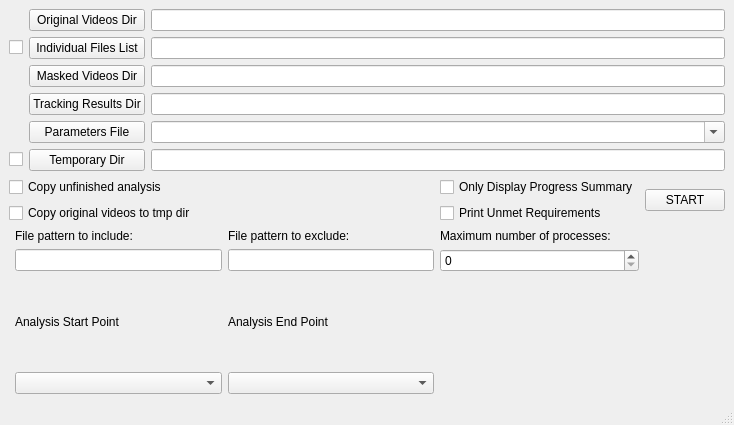
Qt form tierpsy/gui/QtDesignerFiles/BatchProcessing.ui (ver228/tierpsy-tracker) before a commit.
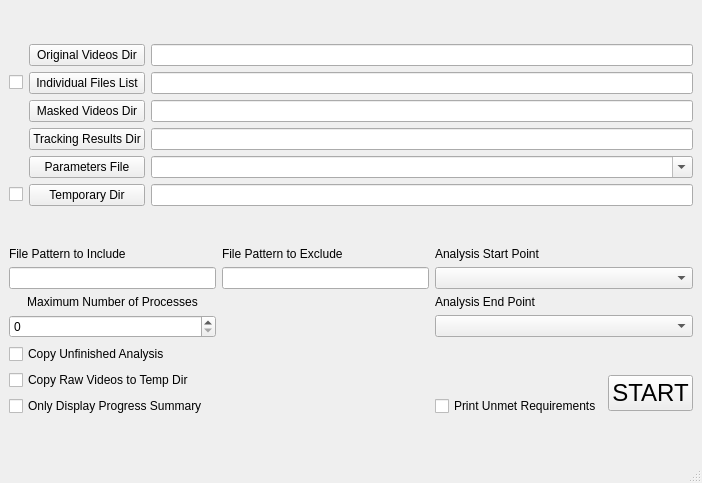
The same form after that commit.

Patch:
```diff
--- a/tierpsy/gui/QtDesignerFiles/BatchProcessing.ui
+++ b/tierpsy/gui/QtDesignerFiles/BatchProcessing.ui
@@ -6,8 +6,8 @@
    <rect>
     <x>0</x>
     <y>0</y>
-    <width>734</width>
-    <height>425</height>
+    <width>702</width>
+    <height>483</height>
    </rect>
   </property>
   <property name="windowTitle">
@@ -124,109 +124,144 @@
      <layout class="QHBoxLayout" name="horizontalLayout_2">
       <item>
        <layout class="QGridLayout" name="gridLayout_3">
-        <item row="4" column="1">
+        <item row="1" column="2">
+         <widget class="QLineEdit" name="p_pattern_exclude"/>
+        </item>
+        <item row="5" column="1" colspan="2">
+         <widget class="QCheckBox" name="p_copy_unfinished">
+          <property name="text">
+           <string>Copy Unfinished Analysis</string>
+          </property>
+         </widget>
+        </item>
+        <item row="6" column="1" colspan="2">
+         <widget class="QCheckBox" name="p_is_copy_video">
+          <property name="text">
+           <string>Copy Raw Videos to Temp Dir</string>
+          </property>
+         </widget>
+        </item>
+        <item row="7" column="1" colspan="2">
+         <widget class="QCheckBox" name="p_only_summary">
+          <property name="text">
+           <string>Only Display Progress Summary</string>
+          </property>
+         </widget>
+        </item>
+        <item row="0" column="3">
          <widget class="QLabel" name="label">
+          <property name="sizePolicy">
+           <sizepolicy hsizetype="Preferred" vsizetype="Maximum">
+            <horstretch>0</horstretch>
+            <verstretch>0</verstretch>
+           </sizepolicy>
+          </property>
           <property name="text">
            <string>Analysis Start Point</string>
           </property>
          </widget>
         </item>
-        <item row="0" column="4" rowspan="2">
-         <widget class="QPushButton" name="pushButton_start">
-          <property name="text">
-           <string>START</string>
-          </property>
-         </widget>
-        </item>
         <item row="2" column="3">
-         <widget class="QLabel" name="label_numMaxProc">
-          <property name="sizePolicy">
-           <sizepolicy hsizetype="Preferred" vsizetype="Maximum">
-            <horstretch>0</horstretch>
-            <verstretch>0</verstretch>
-           </sizepolicy>
-          </property>
-          <property name="text">
-           <string>Maximum number of processes:</string>
-          </property>
-         </widget>
-        </item>
-        <item row="0" column="0" colspan="2">
-         <widget class="QCheckBox" name="p_copy_unfinished">
-          <property name="text">
-           <string>Copy unfinished analysis</string>
-          </property>
-         </widget>
-        </item>
-        <item row="3" column="3">
-         <widget class="QSpinBox" name="p_max_num_process"/>
-        </item>
-        <item row="3" column="2">
-         <widget class="QLineEdit" name="p_pattern_exclude"/>
-        </item>
-        <item row="3" column="1">
-         <widget class="QLineEdit" name="p_pattern_include"/>
-        </item>
-        <item row="2" column="1">
-         <widget class="QLabel" name="label_patternIn">
-          <property name="sizePolicy">
-           <sizepolicy hsizetype="Preferred" vsizetype="Maximum">
-            <horstretch>0</horstretch>
-            <verstretch>0</verstretch>
-           </sizepolicy>
-          </property>
-          <property name="text">
-           <string>File pattern to include:</string>
-          </property>
-         </widget>
-        </item>
-        <item row="2" column="2">
-         <widget class="QLabel" name="label_patternExc">
-          <property name="sizePolicy">
-           <sizepolicy hsizetype="Preferred" vsizetype="Maximum">
-            <horstretch>0</horstretch>
-            <verstretch>0</verstretch>
-           </sizepolicy>
-          </property>
-          <property name="text">
-           <string>File pattern to exclude:</string>
-          </property>
-         </widget>
-        </item>
-        <item row="1" column="0" colspan="2">
-         <widget class="QCheckBox" name="p_is_copy_video">
-          <property name="text">
-           <string>Copy original videos to tmp dir</string>
-          </property>
-         </widget>
-        </item>
-        <item row="5" column="1">
-         <widget class="QComboBox" name="p_force_start_point"/>
-        </item>
-        <item row="4" column="2">
          <widget class="QLabel" name="label_2">
+          <property name="sizePolicy">
+           <sizepolicy hsizetype="Preferred" vsizetype="Maximum">
+            <horstretch>0</horstretch>
+            <verstretch>0</verstretch>
+           </sizepolicy>
+          </property>
           <property name="text">
            <string>Analysis End Point</string>
           </property>
          </widget>
         </item>
-        <item row="5" column="2">
-         <widget class="QComboBox" name="p_end_point"/>
+        <item row="0" column="2">
+         <widget class="QLabel" name="label_patternExc">
+          <property name="sizePolicy">
+           <sizepolicy hsizetype="Preferred" vsizetype="Maximum">
+            <horstretch>0</horstretch>
+            <verstretch>0</verstretch>
+           </sizepolicy>
+          </property>
+          <property name="text">
+           <string>File Pattern to Exclude</string>
+          </property>
+          <property name="alignment">
+           <set>Qt::AlignLeading|Qt::AlignLeft|Qt::AlignVCenter</set>
+          </property>
+          <property name="wordWrap">
+           <bool>true</bool>
+          </property>
+         </widget>
         </item>
-        <item row="0" column="3">
-         <widget class="QCheckBox" name="p_only_summary">
+        <item row="1" column="1">
+         <widget class="QLineEdit" name="p_pattern_include"/>
+        </item>
+        <item row="0" column="1">
+         <widget class="QLabel" name="label_patternIn">
+          <property name="sizePolicy">
+           <sizepolicy hsizetype="Preferred" vsizetype="Maximum">
+            <horstretch>0</horstretch>
+            <verstretch>0</verstretch>
+           </sizepolicy>
+          </property>
           <property name="text">
-           <string>Only Display Progress Summary</string>
+           <string>File Pattern to Include</string>
           </property>
+          <property name="alignment">
+           <set>Qt::AlignLeading|Qt::AlignLeft|Qt::AlignVCenter</set>
+          </property>
+          <property name="wordWrap">
+           <bool>true</bool>
+          </property>
          </widget>
         </item>
-        <item row="1" column="3">
+        <item row="7" column="3" colspan="2">
          <widget class="QCheckBox" name="p_unmet_requirements">
           <property name="text">
            <string>Print Unmet Requirements</string>
           </property>
          </widget>
         </item>
+        <item row="3" column="1">
+         <widget class="QSpinBox" name="p_max_num_process"/>
+        </item>
+        <item row="2" column="1">
+         <widget class="QLabel" name="label_numMaxProc">
+          <property name="sizePolicy">
+           <sizepolicy hsizetype="Preferred" vsizetype="Maximum">
+            <horstretch>0</horstretch>
+            <verstretch>0</verstretch>
+           </sizepolicy>
+          </property>
+          <property name="text">
+           <string>Maximum Number of Processes</string>
+          </property>
+          <property name="alignment">
+           <set>Qt::AlignCenter</set>
+          </property>
+          <property name="wordWrap">
+           <bool>true</bool>
+          </property>
+         </widget>
+        </item>
+        <item row="1" column="3" colspan="3">
+         <widget class="QComboBox" name="p_force_start_point"/>
+        </item>
+        <item row="6" column="5" rowspan="2">
+         <widget class="QPushButton" name="pushButton_start">
+          <property name="font">
+           <font>
+            <pointsize>18</pointsize>
+           </font>
+          </property>
+          <property name="text">
+           <string>START</string>
+          </property>
+         </widget>
+        </item>
+        <item row="3" column="3" colspan="3">
+         <widget class="QComboBox" name="p_end_point"/>
+        </item>
        </layout>
       </item>
      </layout>
```
Left out of the diff: 2 changed lines with no effect on the pictures.
